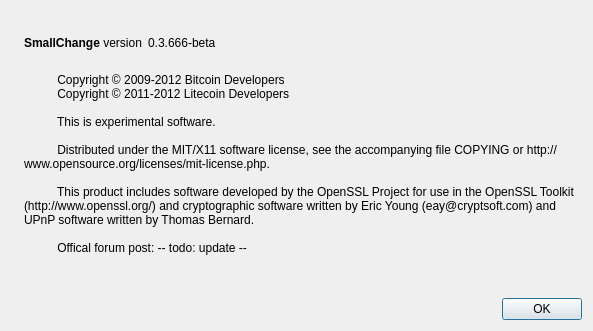
moneybakery/branch-master, file src/qt/forms/aboutdialog.ui: the form before one commit.
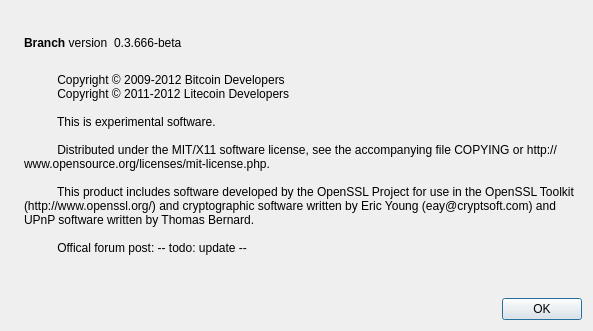
The form after the commit. Icons and pictures are not drawn.

Patch:
```diff
--- a/src/qt/forms/aboutdialog.ui
+++ b/src/qt/forms/aboutdialog.ui
@@ -50,7 +50,7 @@
           <cursorShape>IBeamCursor</cursorShape>
          </property>
          <property name="text">
-          <string>&lt;b&gt;SmallChange&lt;/b&gt; version</string>
+          <string>&lt;b&gt;Branch&lt;/b&gt; version</string>
          </property>
          <property name="textInteractionFlags">
           <set>Qt::LinksAccessibleByMouse|Qt::TextSelectableByKeyboard|Qt::TextSelectableByMouse</set>
```
Left out of the diff: 2 changed lines with no effect on the pictures.
